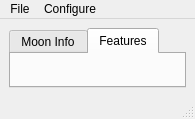
First picture: the form in python/res/ui/mainwindow.ui, repository mareuter/lunar-club-tools, before the edit.
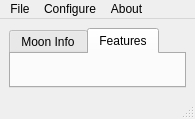
Second picture: the form after the edit. Custom widgets are drawn as their Qt base class.

Commit message: Refs #3. Adding about menu option and dialog.

The edit to the form file:
```diff
--- a/python/res/ui/mainwindow.ui
+++ b/python/res/ui/mainwindow.ui
@@ -55,8 +55,15 @@
     </property>
     <addaction name="actionLocation"/>
    </widget>
+   <widget class="QMenu" name="menuAbout">
+    <property name="title">
+     <string>About</string>
+    </property>
+    <addaction name="actionLunarClubTools"/>
+   </widget>
    <addaction name="menuFile"/>
    <addaction name="menuConfigure"/>
+   <addaction name="menuAbout"/>
   </widget>
   <widget class="QStatusBar" name="statusbar"/>
   <action name="actionExit">
```
Left out of the diff: 11 changed lines with no effect on the pictures. The commit also changes 1 other file.
